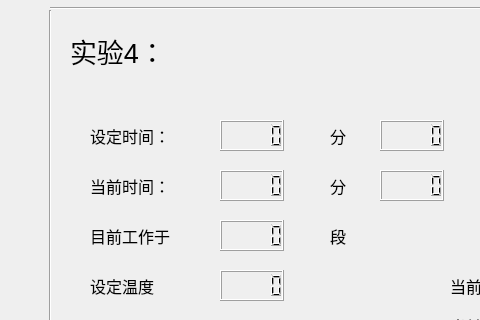
Above: running_4.ui from wanghao-xznu/untitled2 before the change; both pictures show x 0 to 480 and y 0 to 320 of the 800 by 480 pixel window. Below: the same form after it.
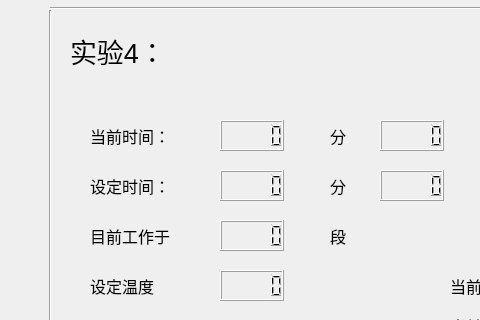
That is the form after the change.

Patch:
```diff
--- a/running_4.ui
+++ b/running_4.ui
@@ -83,7 +83,7 @@
     </font>
    </property>
    <property name="text">
-    <string>当前时间：</string>
+    <string>设定时间：</string>
    </property>
   </widget>
   <widget class="QPushButton" name="pushButton_4">
@@ -274,7 +274,7 @@
     </font>
    </property>
    <property name="text">
-    <string>设定时间：</string>
+    <string>当前时间：</string>
    </property>
   </widget>
   <widget class="Line" name="line">
```
